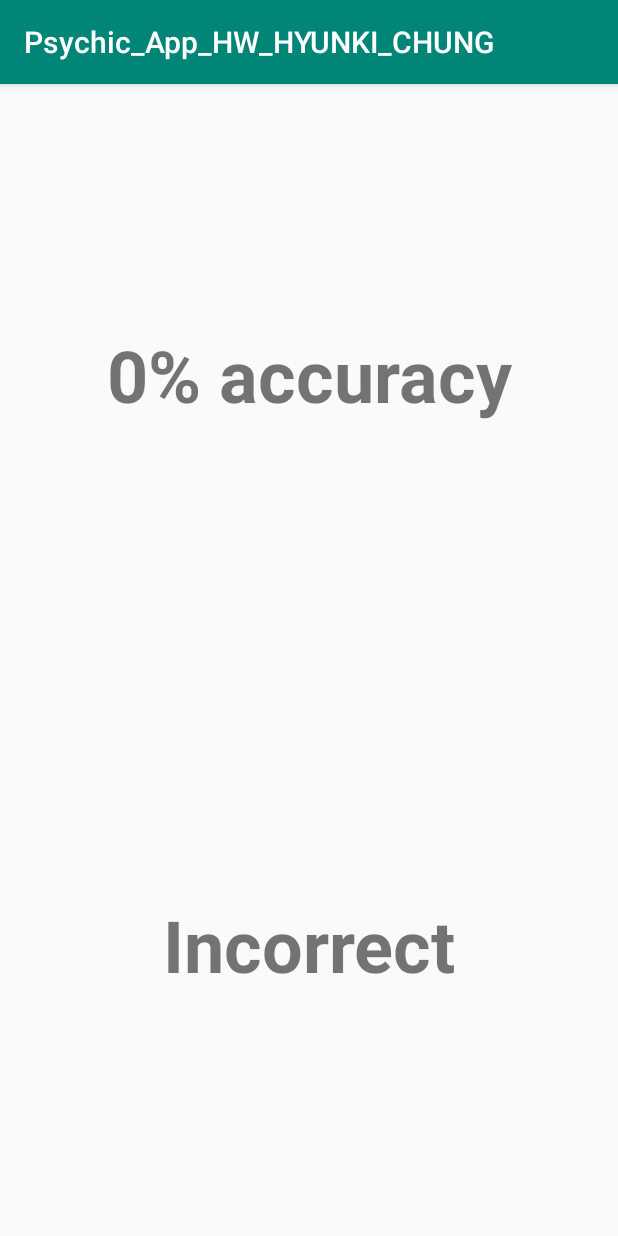
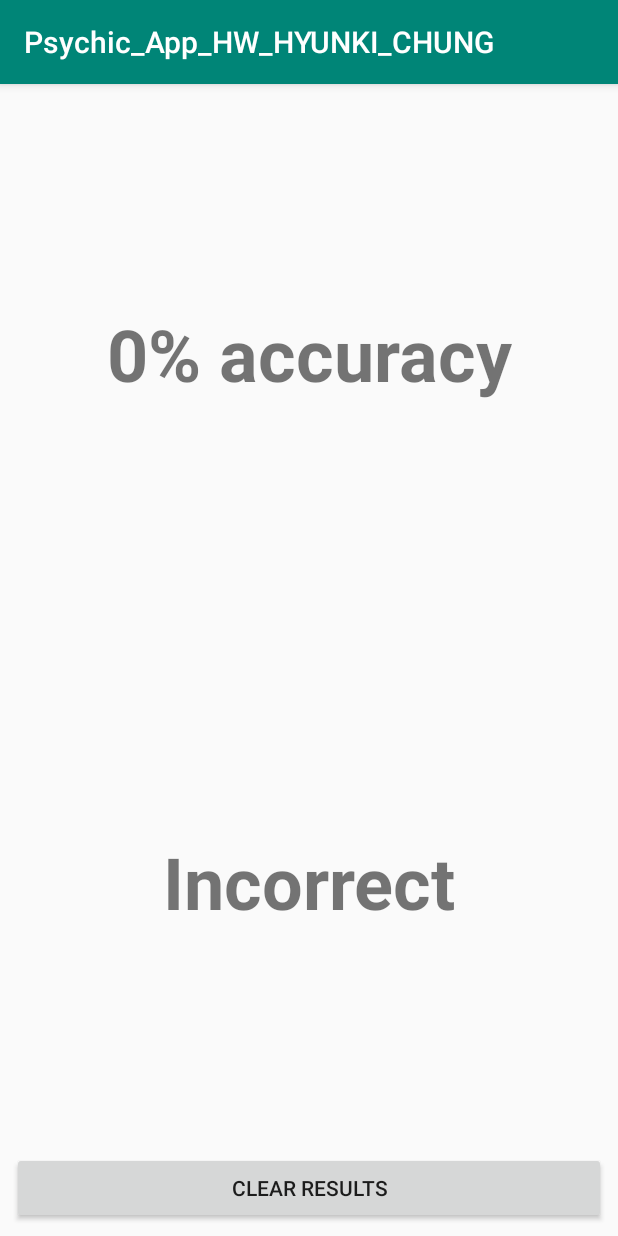
Before and after one commit to jgarcia162/Psychic_App_HW_CHUNG_HYUNKI, an Android app: the fragment ResultFragment placed in its activity, on a phone screen of 412 x 824 dp. Run offline under Robolectric (Android 15) with nearby library versions, the phone set to English and light mode, and no system bars; 1 statement that could not run was skipped.

Commit message:
added animation to result fragments

```diff
--- a/app/src/main/AndroidManifest.xml
+++ b/app/src/main/AndroidManifest.xml
@@ -1,6 +1,7 @@
 <?xml version="1.0" encoding="utf-8"?>
 <manifest xmlns:android="http://schemas.android.com/apk/res/android"
     package="android.pursuit.org.psychic_app_hw_hyunki_chung">
+
 
     <uses-permission android:name="android.permission.INTERNET"/>
 
--- a/app/src/main/java/android/pursuit/org/psychic_app_hw_hyunki_chung/ChoiceFragment.java
+++ b/app/src/main/java/android/pursuit/org/psychic_app_hw_hyunki_chung/ChoiceFragment.java
@@ -62,6 +62,7 @@ public class ChoiceFragment extends Fragment {
     public void onViewCreated(@NonNull View view, @Nullable Bundle savedInstanceState) {
         resultsDatabase = ResultsDatabase.getInstance(this.getActivity());
         imageList = resultsDatabase.getImageList(query);
+        Log.d("danny",imageList.get(0).getImage_url());
         computerChoice = randomChoice(imageList);
 
         imageOne = view.findViewById(R.id.imageView_1);
--- a/app/src/main/java/android/pursuit/org/psychic_app_hw_hyunki_chung/FragmentInterface.java
+++ b/app/src/main/java/android/pursuit/org/psychic_app_hw_hyunki_chung/FragmentInterface.java
@@ -5,4 +5,5 @@ interface FragmentInterface {
     void showChoiceFragment(String query);
 
     void showResultFragment(String userChoice, String computerChoice);
+
 }
--- a/app/src/main/java/android/pursuit/org/psychic_app_hw_hyunki_chung/MainActivity.java
+++ b/app/src/main/java/android/pursuit/org/psychic_app_hw_hyunki_chung/MainActivity.java
@@ -31,11 +31,11 @@ public class MainActivity extends AppCompatActivity implements FragmentInterface
         PixabayService pixabayService = retrofit.create(PixabayService.class);
 
         Call<PixabayResponse> responseCats =
-                pixabayService.getPixabayResponse(pixabay_apiKey,"jaguars",request_image_type);
+                pixabayService.getPixabayResponse(pixabay_apiKey,"wild cat",request_image_type);
         Call<PixabayResponse> responseDogs =
-                pixabayService.getPixabayResponse(pixabay_apiKey,"wolfhounds",request_image_type);
+                pixabayService.getPixabayResponse(pixabay_apiKey,"wolf",request_image_type);
         Call<PixabayResponse> responseDragons =
-                pixabayService.getPixabayResponse(pixabay_apiKey,"komodos",request_image_type);
+                pixabayService.getPixabayResponse(pixabay_apiKey,"komodo dragon",request_image_type);
 
         responseCats.enqueue(new Callback<PixabayResponse>() {
 
@@ -44,7 +44,7 @@ public class MainActivity extends AppCompatActivity implements FragmentInterface
                 final List<Hit> hits = response.body().getHits();
                 for (int i = 0; i < 4; i++) {
                     resultsDatabase.addImage("Cats",hits.get(i).getWebformatURL());
-
+                    Log.d("danny",hits.get(i).getWebformatURL());
                 }
             }
 
--- a/app/src/main/java/android/pursuit/org/psychic_app_hw_hyunki_chung/MainFragment.java
+++ b/app/src/main/java/android/pursuit/org/psychic_app_hw_hyunki_chung/MainFragment.java
@@ -18,9 +18,9 @@ import android.widget.TextView;
 public class MainFragment extends Fragment {
 
     private FragmentInterface fragmentInterface;
-    private TextView textView;
     private Button go_button;
     private String query;
+
 
     public static MainFragment newInstance() {
         return new MainFragment();
--- a/app/src/main/java/android/pursuit/org/psychic_app_hw_hyunki_chung/ResultFragment.java
+++ b/app/src/main/java/android/pursuit/org/psychic_app_hw_hyunki_chung/ResultFragment.java
@@ -1,13 +1,19 @@
 package android.pursuit.org.psychic_app_hw_hyunki_chung;
 
+import android.animation.Animator;
+import android.animation.ObjectAnimator;
 import android.content.Context;
 import android.os.Bundle;
 import android.support.annotation.NonNull;
 import android.support.annotation.Nullable;
 import android.support.v4.app.Fragment;
+import android.util.Log;
 import android.view.LayoutInflater;
 import android.view.View;
 import android.view.ViewGroup;
+import android.view.animation.Animation;
+import android.view.animation.AnimationUtils;
+import android.widget.Button;
 import android.widget.TextView;
 
 public class ResultFragment extends Fragment {
@@ -15,6 +21,7 @@ public class ResultFragment extends Fragment {
     private ResultsDatabase resultsDatabase;
     private TextView percentView;
     private TextView conclusionView;
+    private Button clearButton;
     private String userChoice;
     private String computerChoice;
     private boolean isCorrect;
@@ -26,8 +33,8 @@ public class ResultFragment extends Fragment {
     @Override
     public void onAttach(Context context) {
         super.onAttach(context);
-        if (context instanceof FragmentInterface) { //does activity implement/contain a FragmentInterface?
-            fragmentInterface = (FragmentInterface) context; //if it does we are saving it in a field
+        if (context instanceof FragmentInterface) {
+            fragmentInterface = (FragmentInterface) context;
         }
     }
 
@@ -44,8 +51,6 @@ public class ResultFragment extends Fragment {
     @Override
     public View onCreateView(LayoutInflater inflater, ViewGroup container,
                              Bundle savedInstanceState) {
-
-        // Inflate the layout for this fragment
         return inflater.inflate(R.layout.fragment_result, container, false);
     }
 
@@ -54,6 +59,7 @@ public class ResultFragment extends Fragment {
         super.onViewCreated(view, savedInstanceState);
         resultsDatabase = ResultsDatabase.getInstance(this.getActivity());
 
+        clearButton = view.findViewById(R.id.clear_button);
         percentView = view.findViewById(R.id.percent_textView);
         conclusionView = view.findViewById(R.id.conclusion_textView);
 
@@ -70,6 +76,28 @@ public class ResultFragment extends Fragment {
 
         percentView.setText(Integer.toString(resultsDatabase.getResults()) + "% accuracy");
 
+        clearButton.setOnClickListener(new View.OnClickListener() {
+
+            @Override
+            public void onClick(View v) {
+                resultsDatabase.clearResults();
+                percentView.setText("Results Cleared!");
+
+
+                Animation animSlide = AnimationUtils.loadAnimation(getActivity().getApplicationContext(),
+                        R.anim.left_to_right);
+                percentView.startAnimation(animSlide);
+
+
+
+//                ObjectAnimator animator = ObjectAnimator.ofFloat(percentView,"translationX", -70f,70f);
+////                Log.d("danny", Integer.toString(resultsDatabase.getResults()) + "% accuracy");
+//                animator.setDuration(1000);
+//                animator.start();
+
+            }
+        });
+
 
     }
 }
--- /dev/null
+++ b/app/src/main/res/anim/left_to_right.xml
@@ -0,0 +1,11 @@
+<?xml version="1.0" encoding="utf-8"?>
+<set
+    xmlns:android="http://schemas.android.com/apk/res/android"
+    android:interpolator="@android:anim/linear_interpolator"
+    android:fillAfter="true">
+
+    <translate
+        android:fromXDelta="-100%p"
+        android:toXDelta="0%p"
+        android:duration="800" />
+</set>
--- a/app/src/main/res/layout/fragment_main.xml
+++ b/app/src/main/res/layout/fragment_main.xml
@@ -54,4 +54,5 @@
         app:layout_constraintBottom_toTopOf="@+id/spinner"
         app:layout_constraintEnd_toEndOf="parent"
         app:layout_constraintStart_toStartOf="parent" />
+
 </android.support.constraint.ConstraintLayout>
--- a/app/src/main/res/layout/fragment_result.xml
+++ b/app/src/main/res/layout/fragment_result.xml
@@ -20,7 +20,8 @@
         app:layout_constraintEnd_toEndOf="parent"
         app:layout_constraintHorizontal_bias="0.5"
         app:layout_constraintStart_toStartOf="parent"
-        app:layout_constraintTop_toTopOf="parent" />
+        app:layout_constraintTop_toTopOf="parent"
+        app:layout_constraintVertical_chainStyle="packed" />
 
     <TextView
         android:id="@+id/conclusion_textView"
@@ -34,9 +35,21 @@
         android:textAlignment="center"
         android:textSize="48sp"
         android:textStyle="bold"
+        app:layout_constraintBottom_toTopOf="@+id/clear_button"
+        app:layout_constraintEnd_toEndOf="parent"
+        app:layout_constraintHorizontal_bias="0.0"
+        app:layout_constraintStart_toStartOf="parent"
+        app:layout_constraintTop_toBottomOf="@+id/percent_textView" />
+
+    <Button
+        android:id="@+id/clear_button"
+        android:layout_width="0dp"
+        android:layout_height="wrap_content"
+        android:layout_marginStart="8dp"
+        android:layout_marginEnd="8dp"
+        android:layout_marginBottom="8dp"
+        android:text="clear results"
         app:layout_constraintBottom_toBottomOf="parent"
         app:layout_constraintEnd_toEndOf="parent"
-        app:layout_constraintHorizontal_bias="0.5"
-        app:layout_constraintStart_toStartOf="parent"
-        app:layout_constraintTop_toBottomOf="@+id/percent_textView" />
+        app:layout_constraintStart_toStartOf="parent" />
 </android.support.constraint.ConstraintLayout>
```
Also changed, not shown: app/src/main/java/android/pursuit/org/psychic_app_hw_hyunki_chung/ResultsDatabase.java (+15 -8 lines).
